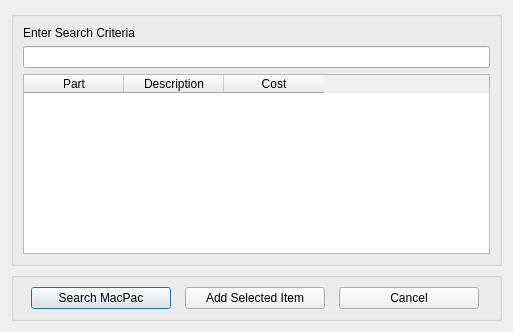
topherMcDonald/SPO, file View/searchdialog.ui: the form before one commit.
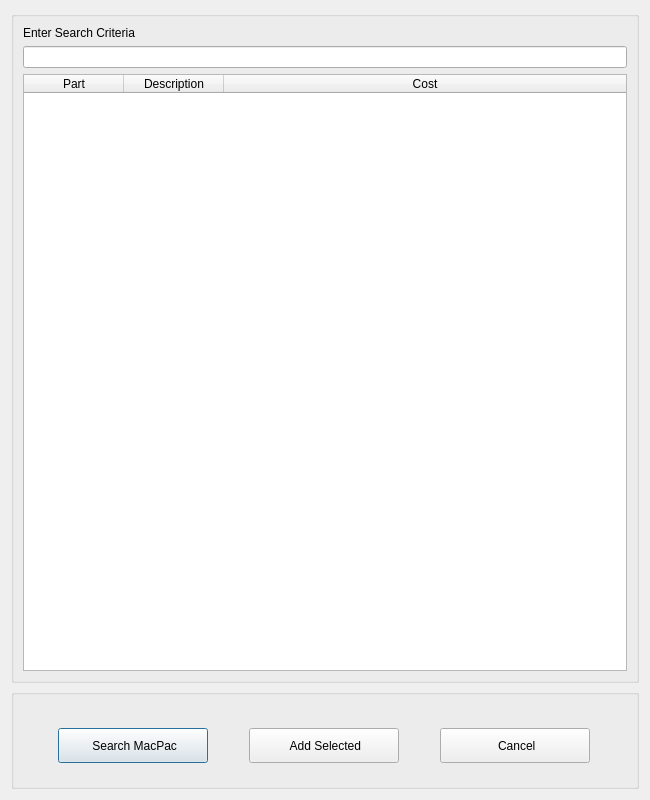
The form after the commit. Icons and pictures are not drawn.

Diff of the .ui file:
```diff
--- a/View/searchdialog.ui
+++ b/View/searchdialog.ui
@@ -6,10 +6,16 @@
    <rect>
     <x>0</x>
     <y>0</y>
-    <width>513</width>
-    <height>332</height>
+    <width>650</width>
+    <height>800</height>
    </rect>
   </property>
+  <property name="sizePolicy">
+   <sizepolicy hsizetype="Expanding" vsizetype="Expanding">
+    <horstretch>0</horstretch>
+    <verstretch>0</verstretch>
+   </sizepolicy>
+  </property>
   <property name="mouseTracking">
    <bool>true</bool>
   </property>
@@ -32,7 +38,7 @@
         <bool>true</bool>
        </property>
        <property name="sizePolicy">
-        <sizepolicy hsizetype="Preferred" vsizetype="Preferred">
+        <sizepolicy hsizetype="Expanding" vsizetype="Preferred">
          <horstretch>0</horstretch>
          <verstretch>1</verstretch>
         </sizepolicy>
@@ -62,6 +68,18 @@
             <height>167772</height>
            </size>
           </property>
+          <property name="verticalScrollBarPolicy">
+           <enum>Qt::ScrollBarAsNeeded</enum>
+          </property>
+          <property name="horizontalScrollBarPolicy">
+           <enum>Qt::ScrollBarAlwaysOff</enum>
+          </property>
+          <property name="sizeAdjustPolicy">
+           <enum>QAbstractScrollArea::AdjustToContents</enum>
+          </property>
+          <property name="autoScroll">
+           <bool>false</bool>
+          </property>
           <property name="editTriggers">
            <set>QAbstractItemView::AnyKeyPressed|QAbstractItemView::DoubleClicked|QAbstractItemView::EditKeyPressed|QAbstractItemView::SelectedClicked</set>
           </property>
@@ -74,6 +92,30 @@
           <property name="selectionBehavior">
            <enum>QAbstractItemView::SelectRows</enum>
           </property>
+          <attribute name="horizontalHeaderMinimumSectionSize">
+           <number>40</number>
+          </attribute>
+          <attribute name="horizontalHeaderShowSortIndicator" stdset="0">
+           <bool>true</bool>
+          </attribute>
+          <attribute name="horizontalHeaderStretchLastSection">
+           <bool>true</bool>
+          </attribute>
+          <attribute name="verticalHeaderCascadingSectionResizes">
+           <bool>true</bool>
+          </attribute>
+          <attribute name="verticalHeaderDefaultSectionSize">
+           <number>40</number>
+          </attribute>
+          <attribute name="verticalHeaderMinimumSectionSize">
+           <number>40</number>
+          </attribute>
+          <attribute name="verticalHeaderShowSortIndicator" stdset="0">
+           <bool>true</bool>
+          </attribute>
+          <attribute name="verticalHeaderStretchLastSection">
+           <bool>false</bool>
+          </attribute>
           <column>
            <property name="text">
             <string>Part</string>
@@ -96,12 +138,36 @@
      </item>
      <item>
       <widget class="QGroupBox" name="gbSearchCancel">
+       <property name="sizePolicy">
+        <sizepolicy hsizetype="Expanding" vsizetype="Expanding">
+         <horstretch>0</horstretch>
+         <verstretch>0</verstretch>
+        </sizepolicy>
+       </property>
+       <property name="minimumSize">
+        <size>
+         <width>0</width>
+         <height>100</height>
+        </size>
+       </property>
        <property name="title">
         <string/>
        </property>
        <layout class="QHBoxLayout" name="horizontalLayout_3">
         <item>
          <widget class="QPushButton" name="btnSearchDialog">
+          <property name="sizePolicy">
+           <sizepolicy hsizetype="Fixed" vsizetype="Fixed">
+            <horstretch>0</horstretch>
+            <verstretch>0</verstretch>
+           </sizepolicy>
+          </property>
+          <property name="minimumSize">
+           <size>
+            <width>150</width>
+            <height>35</height>
+           </size>
+          </property>
           <property name="maximumSize">
            <size>
             <width>140</width>
@@ -115,12 +181,22 @@
            <enum>Qt::StrongFocus</enum>
           </property>
           <property name="text">
-           <string>Search MacPac</string>
+           <string> Search MacPac</string>
+          </property>
+          <property name="icon">
+           <iconset resource="../sporesource.qrc">
+            <normaloff>:/root/qtAppIcons/Search.png</normaloff>:/root/qtAppIcons/Search.png</iconset>
           </property>
          </widget>
         </item>
         <item>
          <widget class="QPushButton" name="btnAddSelectedItem">
+          <property name="minimumSize">
+           <size>
+            <width>150</width>
+            <height>35</height>
+           </size>
+          </property>
           <property name="maximumSize">
            <size>
             <width>140</width>
@@ -128,12 +204,22 @@
            </size>
           </property>
           <property name="text">
-           <string>Add Selected Item</string>
+           <string> Add Selected</string>
+          </property>
+          <property name="icon">
+           <iconset resource="../sporesource.qrc">
+            <normaloff>:/root/qtAppIcons/Add.png</normaloff>:/root/qtAppIcons/Add.png</iconset>
           </property>
          </widget>
         </item>
         <item>
          <widget class="QPushButton" name="btnCancelSearch">
+          <property name="minimumSize">
+           <size>
+            <width>150</width>
+            <height>35</height>
+           </size>
+          </property>
           <property name="maximumSize">
            <size>
             <width>140</width>
@@ -141,7 +227,11 @@
            </size>
           </property>
           <property name="text">
-           <string>Cancel</string>
+           <string> Cancel</string>
+          </property>
+          <property name="icon">
+           <iconset resource="../sporesource.qrc">
+            <normaloff>:/root/qtAppIcons/cancel.png</normaloff>:/root/qtAppIcons/cancel.png</iconset>
           </property>
          </widget>
         </item>
```
